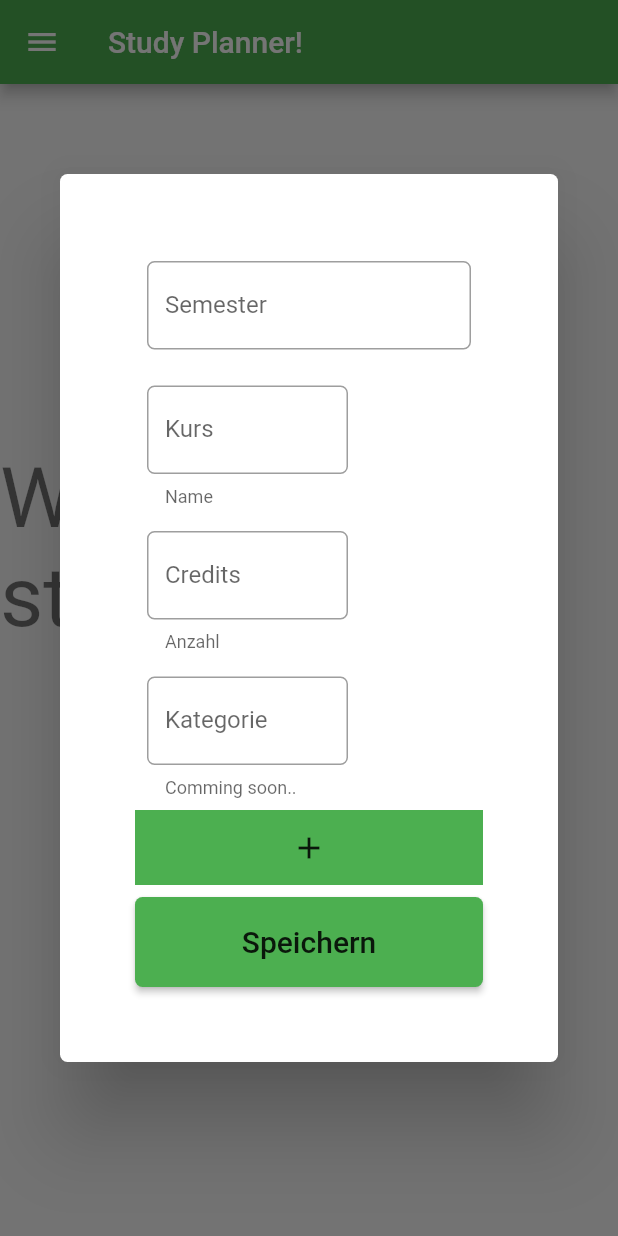
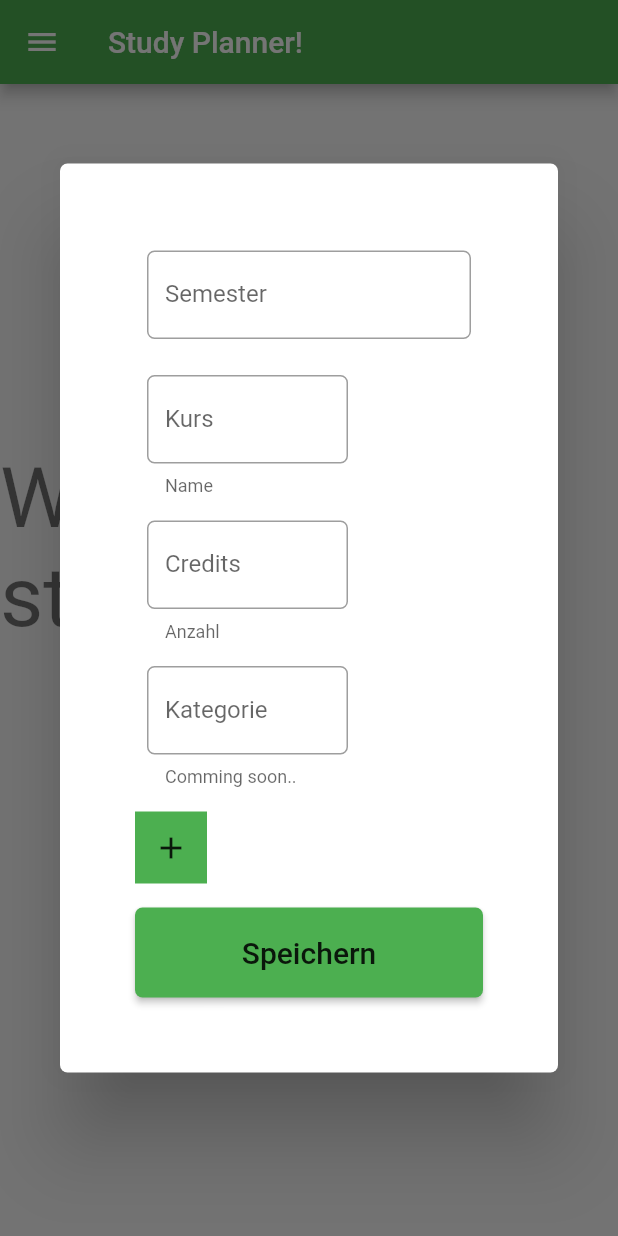
Before and after one commit to Dimibe/study-planner, a Flutter app: the SemesterOverviewPage screen opened directly, after a tap on "Semester hinzufügen", on a phone screen of 412 x 824 dp. Run offline on Flutter 3.47's test engine with Material 2 defaults, Android fonts, the phone set to English and light mode, and no system bars.

Commit message:
Finish first draft of CWDynamicContainer control

```diff
--- a/lib/pages/SemesterDetail.page.dart
+++ b/lib/pages/SemesterDetail.page.dart
@@ -1,6 +1,6 @@
 import 'package:flutter/material.dart';
 import 'package:study_planner/widgets/common/CWButton.dart';
-import 'package:study_planner/widgets/common/CWDynamicRow.dart';
+import 'package:study_planner/widgets/common/CWDynamicContainer.dart';
 import 'package:study_planner/widgets/common/CWTextField.dart';
 
 class SemesterDetailPage extends StatefulWidget {
@@ -28,11 +28,11 @@ class _SemesterDetailPageState extends State<SemesterDetailPage> {
               labelText: 'Semester',
               controller: myController0,
             ),
-            CWDynamicRow(
+            CWDynamicContainer(
               showAddOption: true,
               showHideOption: true,
               padding: EdgeInsets.only(top: 8.0, bottom: 8.0),
-              //contoller: dynamicControllers,
+              contoller: CWDynamicController(),
               children: [
                 CWTextField(
                   labelText: 'Kurs',
@@ -53,7 +53,7 @@ class _SemesterDetailPageState extends State<SemesterDetailPage> {
             ),
             CWButton(
               label: 'Speichern',
-              onPressed: () {},
+              onPressed: () => Navigator.pop(context),
             ),
           ],
         ),
--- /dev/null
+++ b/lib/widgets/common/CWDynamicContainer.dart
@@ -0,0 +1,106 @@
+import 'package:flutter/material.dart';
+
+import 'CWTextField.dart';
+
+class CWDynamicContainer extends StatefulWidget {
+  final bool showHideOption;
+  final bool showAddOption;
+  final CWDynamicController contoller;
+  final List<CWTextField> children;
+  final EdgeInsets padding;
+
+  const CWDynamicContainer({
+    Key key,
+    this.showHideOption,
+    this.showAddOption,
+    this.contoller,
+    this.children,
+    this.padding = const EdgeInsets.all(8.0),
+  }) : super(key: key);
+
+  @override
+  State<StatefulWidget> createState() => _CWDynamicContainerState();
+}
+
+class _CWDynamicContainerState extends State<CWDynamicContainer> {
+  List<_CWDynamicRow> rows = [];
+
+  @override
+  void initState() {
+    super.initState();
+    addEmptyRow();
+  }
+
+  void addEmptyRow() {
+    Map<String, TextEditingController> map = {};
+
+    var widgets = <CWTextField>[];
+
+    for (CWTextField textField in widget.children) {
+      var controller = TextEditingController();
+      map.putIfAbsent(textField.labelText, () => controller);
+      var copy = CWTextField.copy(textField, controller: controller);
+      widgets.add(copy);
+    }
+    setState(() => rows.add(_CWDynamicRow(children: widgets)));
+  }
+
+  @override
+  Widget build(BuildContext context) {
+    List<Widget> _children = [];
+    _children.addAll(rows);
+    _children.add(
+      Padding(
+        padding: widget.padding,
+        child: Container(
+          color: Theme.of(context).accentColor,
+          child: IconButton(
+            icon: Icon(
+              Icons.add,
+            ),
+            onPressed: addEmptyRow,
+          ),
+        ),
+      ),
+    );
+
+    return Padding(
+      padding: widget.padding,
+      child: Column(
+        crossAxisAlignment: CrossAxisAlignment.start,
+        children: _children,
+      ),
+    );
+  }
+}
+
+class CWDynamicController {
+  List<Map<String, TextEditingController>> _controllers = [];
+
+  void addRow(Map<String, TextEditingController> map) {
+    _controllers.add(map);
+  }
+
+  Map<String, TextEditingController> getByRow(int row) {
+    return _controllers[row];
+  }
+}
+
+class _CWDynamicRow extends StatefulWidget {
+  final List<CWTextField> children;
+
+  const _CWDynamicRow({Key key, this.children}) : super(key: key);
+
+  @override
+  State<StatefulWidget> createState() => _CWDynamicRowState();
+}
+
+class _CWDynamicRowState extends State<_CWDynamicRow> {
+  @override
+  Widget build(BuildContext context) {
+    return Wrap(
+      clipBehavior: Clip.hardEdge,
+      children: widget.children,
+    );
+  }
+}
--- a/lib/widgets/common/CWDynamicRow.dart
+++ /dev/null
@@ -1,53 +0,0 @@
-import 'package:flutter/material.dart';
-
-import 'CWTextField.dart';
-
-class CWDynamicRow extends StatefulWidget {
-  final bool showHideOption;
-  final bool showAddOption;
-  final List<List<TextEditingController>> contoller;
-  final List<CWTextField> children;
-  final EdgeInsets padding;
-
-  const CWDynamicRow({
-    Key key,
-    this.showHideOption,
-    this.showAddOption,
-    this.contoller,
-    this.children,
-    this.padding = const EdgeInsets.all(8.0),
-  }) : super(key: key);
-
-  @override
-  State<StatefulWidget> createState() => _CWDynamicRowState();
-}
-
-class _CWDynamicRowState extends State<CWDynamicRow> {
-  @override
-  Widget build(BuildContext context) {
-    return Padding(
-      padding: widget.padding,
-      child: ListView(
-        shrinkWrap: true,
-        children: [
-          Wrap(
-            clipBehavior: Clip.hardEdge,
-            children: widget.children,
-          ),
-          Container(
-            width: 50,
-            height: 50,
-            color: Theme.of(context).accentColor,
-            child: IconButton(
-              icon: Icon(
-                Icons.add,
-                //color: Theme.of(context).indicatorColor,
-              ),
-              onPressed: () {},
-            ),
-          ),
-        ],
-      ),
-    );
-  }
-}
--- a/lib/widgets/common/CWTextField.dart
+++ b/lib/widgets/common/CWTextField.dart
@@ -20,6 +20,16 @@ class CWTextField extends StatelessWidget {
       this.maxWidth = 300,
       this.inputFormatters})
       : super(key: key);
+
+  /// Creates a copy
+  CWTextField.copy(CWTextField other, {TextEditingController controller})
+      : this.controller = controller ?? other.controller,
+        labelText = other.labelText,
+        hintText = other.hintText,
+        helperText = other.helperText,
+        keyboardType = other.keyboardType,
+        maxWidth = other.maxWidth,
+        inputFormatters = other.inputFormatters;
 
   @override
   Widget build(BuildContext context) {
```
